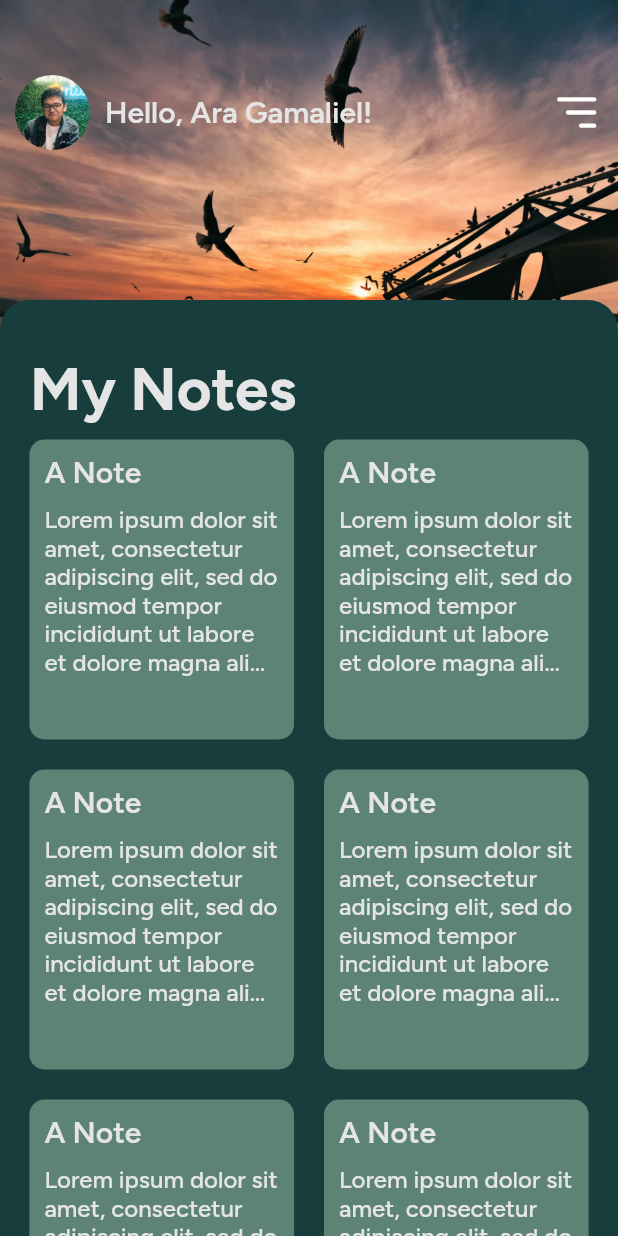
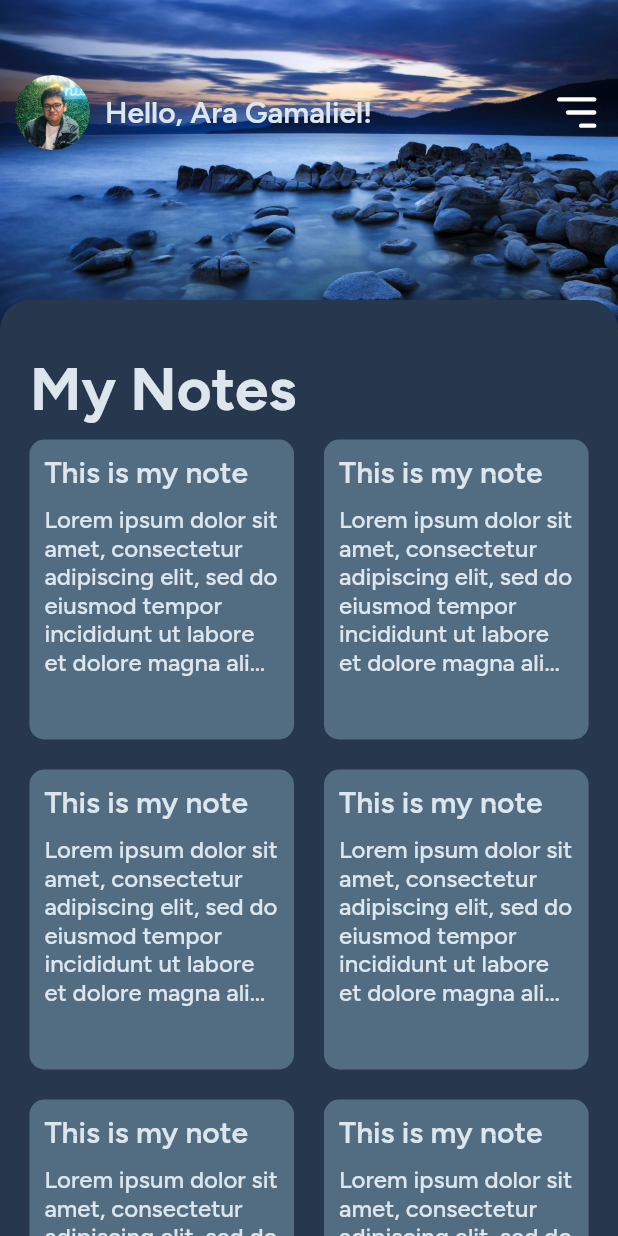
Before and after one commit to gamalielara/decipher, a Flutter app: the screen it shows after launch, after a tap on "Login with Google", on a phone screen of 412 x 824 dp. Run offline on Flutter 3.47's test engine with Material 3 defaults, Android fonts, the phone set to English and light mode, and no system bars; our stand-ins replace flutter_svg; missing offline and left inert: flutter_quill.

Commit message:
change app color, upgrade deps, and add mock data

```diff
--- /dev/null
+++ b/lib/models/note.dart
@@ -0,0 +1,120 @@
+class Note {
+  final String id;
+  final String title;
+  final String body;
+  final int createdAt;
+  final int lastModified;
+  final bool hasPassword;
+  final String? password;
+
+  Note(
+      {required this.id,
+      required this.title,
+      required this.body,
+      required this.createdAt,
+      required this.lastModified,
+      required this.hasPassword,
+      this.password});
+}
+
+List<Note> sampleNotes = [
+  Note(
+    id: "1",
+    title: "This is my note",
+    body:
+        "Lorem ipsum dolor sit amet, consectetur adipiscing elit, sed do eiusmod tempor incididunt ut labore et dolore magna aliqua. Ut enim ad minim veniam, quis nostrud exercitation ullamco laboris nisi ut aliquip ex ea commodo consequat. Duis aute irure dolor in reprehenderit in voluptate velit esse cillum dolore eu fugiat nulla pariatur. Excepteur sint occaecat cupidatat non proident, sunt in culpa qui officia deserunt mollit anim id est laborum.",
+    createdAt: 1701508879076,
+    lastModified: 1701508879076,
+    hasPassword: false,
+  ),
+  Note(
+    id: "2",
+    title: "This is my note",
+    body:
+        "Lorem ipsum dolor sit amet, consectetur adipiscing elit, sed do eiusmod tempor incididunt ut labore et dolore magna aliqua. Ut enim ad minim veniam, quis nostrud exercitation ullamco laboris nisi ut aliquip ex ea commodo consequat. Duis aute irure dolor in reprehenderit in voluptate velit esse cillum dolore eu fugiat nulla pariatur. Excepteur sint occaecat cupidatat non proident, sunt in culpa qui officia deserunt mollit anim id est laborum.",
+    createdAt: 1701508879076,
+    lastModified: 1701508879076,
+    hasPassword: false,
+  ),
+  Note(
+    id: "3",
+    title: "This is my note",
+    body:
+        "Lorem ipsum dolor sit amet, consectetur adipiscing elit, sed do eiusmod tempor incididunt ut labore et dolore magna aliqua. Ut enim ad minim veniam, quis nostrud exercitation ullamco laboris nisi ut aliquip ex ea commodo consequat. Duis aute irure dolor in reprehenderit in voluptate velit esse cillum dolore eu fugiat nulla pariatur. Excepteur sint occaecat cupidatat non proident, sunt in culpa qui officia deserunt mollit anim id est laborum.",
+    createdAt: 1701508879076,
+    lastModified: 1701508879076,
+    hasPassword: false,
+  ),
+  Note(
+    id: "4",
+    title: "This is my note",
+    body:
+        "Lorem ipsum dolor sit amet, consectetur adipiscing elit, sed do eiusmod tempor incididunt ut labore et dolore magna aliqua. Ut enim ad minim veniam, quis nostrud exercitation ullamco laboris nisi ut aliquip ex ea commodo consequat. Duis aute irure dolor in reprehenderit in voluptate velit esse cillum dolore eu fugiat nulla pariatur. Excepteur sint occaecat cupidatat non proident, sunt in culpa qui officia deserunt mollit anim id est laborum.",
+    createdAt: 1701508879076,
+    lastModified: 1701508879076,
+    hasPassword: false,
+  ),
+  Note(
+    id: "5",
+    title: "This is my note",
+    body:
+        "Lorem ipsum dolor sit amet, consectetur adipiscing elit, sed do eiusmod tempor incididunt ut labore et dolore magna aliqua. Ut enim ad minim veniam, quis nostrud exercitation ullamco laboris nisi ut aliquip ex ea commodo consequat. Duis aute irure dolor in reprehenderit in voluptate velit esse cillum dolore eu fugiat nulla pariatur. Excepteur sint occaecat cupidatat non proident, sunt in culpa qui officia deserunt mollit anim id est laborum.",
+    createdAt: 1701508879076,
+    lastModified: 1701508879076,
+    hasPassword: false,
+  ),
+  Note(
+    id: "6",
+    title: "This is my note",
+    body:
+        "Lorem ipsum dolor sit amet, consectetur adipiscing elit, sed do eiusmod tempor incididunt ut labore et dolore magna aliqua. Ut enim ad minim veniam, quis nostrud exercitation ullamco laboris nisi ut aliquip ex ea commodo consequat. Duis aute irure dolor in reprehenderit in voluptate velit esse cillum dolore eu fugiat nulla pariatur. Excepteur sint occaecat cupidatat non proident, sunt in culpa qui officia deserunt mollit anim id est laborum.",
+    createdAt: 1701508879076,
+    lastModified: 1701508879076,
+    hasPassword: false,
+  ),
+  Note(
+    id: "7",
+    title: "This is my note",
+    body:
+        "Lorem ipsum dolor sit amet, consectetur adipiscing elit, sed do eiusmod tempor incididunt ut labore et dolore magna aliqua. Ut enim ad minim veniam, quis nostrud exercitation ullamco laboris nisi ut aliquip ex ea commodo consequat. Duis aute irure dolor in reprehenderit in voluptate velit esse cillum dolore eu fugiat nulla pariatur. Excepteur sint occaecat cupidatat non proident, sunt in culpa qui officia deserunt mollit anim id est laborum.",
+    createdAt: 1701508879076,
+    lastModified: 1701508879076,
+    hasPassword: false,
+  ),
+  Note(
+    id: "8",
+    title: "This is my note",
+    body:
+        "Lorem ipsum dolor sit amet, consectetur adipiscing elit, sed do eiusmod tempor incididunt ut labore et dolore magna aliqua. Ut enim ad minim veniam, quis nostrud exercitation ullamco laboris nisi ut aliquip ex ea commodo consequat. Duis aute irure dolor in reprehenderit in voluptate velit esse cillum dolore eu fugiat nulla pariatur. Excepteur sint occaecat cupidatat non proident, sunt in culpa qui officia deserunt mollit anim id est laborum.",
+    createdAt: 1701508879076,
+    lastModified: 1701508879076,
+    hasPassword: false,
+  ),
+  Note(
+    id: "9",
+    title: "This is my note",
+    body:
+        "Lorem ipsum dolor sit amet, consectetur adipiscing elit, sed do eiusmod tempor incididunt ut labore et dolore magna aliqua. Ut enim ad minim veniam, quis nostrud exercitation ullamco laboris nisi ut aliquip ex ea commodo consequat. Duis aute irure dolor in reprehenderit in voluptate velit esse cillum dolore eu fugiat nulla pariatur. Excepteur sint occaecat cupidatat non proident, sunt in culpa qui officia deserunt mollit anim id est laborum.",
+    createdAt: 1701508879076,
+    lastModified: 1701508879076,
+    hasPassword: false,
+  ),
+  Note(
+    id: "10",
+    title: "This is my note",
+    body:
+        "Lorem ipsum dolor sit amet, consectetur adipiscing elit, sed do eiusmod tempor incididunt ut labore et dolore magna aliqua. Ut enim ad minim veniam, quis nostrud exercitation ullamco laboris nisi ut aliquip ex ea commodo consequat. Duis aute irure dolor in reprehenderit in voluptate velit esse cillum dolore eu fugiat nulla pariatur. Excepteur sint occaecat cupidatat non proident, sunt in culpa qui officia deserunt mollit anim id est laborum.",
+    createdAt: 1701508879076,
+    lastModified: 1701508879076,
+    hasPassword: false,
+  ),
+  Note(
+    id: "11",
+    title: "This is my note",
+    body:
+        "Lorem ipsum dolor sit amet, consectetur adipiscing elit, sed do eiusmod tempor incididunt ut labore et dolore magna aliqua. Ut enim ad minim veniam, quis nostrud exercitation ullamco laboris nisi ut aliquip ex ea commodo consequat. Duis aute irure dolor in reprehenderit in voluptate velit esse cillum dolore eu fugiat nulla pariatur. Excepteur sint occaecat cupidatat non proident, sunt in culpa qui officia deserunt mollit anim id est laborum.",
+    createdAt: 1701508879076,
+    lastModified: 1701508879076,
+    hasPassword: false,
+  ),
+];
--- a/lib/screens/home/widgets/body.dart
+++ b/lib/screens/home/widgets/body.dart
@@ -1,3 +1,4 @@
+import 'package:decipher/models/note.dart';
 import 'package:decipher/screens/home/widgets/note_box.dart';
 import 'package:decipher/theme/colors.dart';
 import 'package:decipher/theme/text.dart';
@@ -15,8 +16,8 @@ class Body extends StatelessWidget {
           padding: const EdgeInsets.symmetric(horizontal: 10, vertical: 10),
           decoration: BoxDecoration(
             borderRadius: const BorderRadius.only(
-              topLeft:  Radius.circular(20),
-              topRight:  Radius.circular(20),
+              topLeft: Radius.circular(20),
+              topRight: Radius.circular(20),
             ),
             color: AppThemeColor.dark,
           ),
@@ -42,9 +43,11 @@ class Body extends StatelessWidget {
                   runSpacing: 20,
                   alignment: WrapAlignment.center,
                   children: List.generate(
-                    10,
-                    (index) => Column(
-                      children: [NoteBox(color: AppThemeColor.primary)],
+                    sampleNotes.length,
+                    (index) => NoteBox(
+                      color: AppThemeColor.primary,
+                      title: sampleNotes[index].title,
+                      body: sampleNotes[index].body,
                     ),
                   ),
                   // children: [],
--- a/lib/screens/home/widgets/note_box.dart
+++ b/lib/screens/home/widgets/note_box.dart
@@ -4,8 +4,14 @@ import 'package:flutter/cupertino.dart';
 
 class NoteBox extends StatelessWidget {
   final Color color;
+  final String title;
+  final String body;
 
-  const NoteBox({super.key, required this.color});
+  const NoteBox(
+      {super.key,
+      required this.color,
+      required this.title,
+      required this.body});
 
   @override
   Widget build(BuildContext context) {
@@ -16,7 +22,7 @@ class NoteBox extends StatelessWidget {
         const double noteBoxHeight = 200;
 
         return GestureDetector(
-          onTap: (){
+          onTap: () {
             Navigator.pushNamed(context, NoteScreen.id);
           },
           child: Container(
@@ -29,14 +35,14 @@ class NoteBox extends StatelessWidget {
               crossAxisAlignment: CrossAxisAlignment.start,
               children: [
                 Text(
-                  "A Note",
+                  this.title,
                   style: semiBoldText.copyWith(fontSize: 20),
                   overflow: TextOverflow.ellipsis,
                   maxLines: 2,
                 ),
                 const SizedBox(height: 10),
                 Text(
-                  "Lorem ipsum dolor sit amet, consectetur adipiscing elit, sed do eiusmod tempor incididunt ut labore et dolore magna aliqua. Ut enim ad minim veniam, quis nostrud exercitation ullamco laboris nisi ut aliquip ex ea commodo consequat. Duis aute irure dolor in reprehenderit in voluptate velit esse cillum dolore eu fugiat nulla pariatur. Excepteur sint occaecat cupidatat non proident, sunt in culpa qui officia deserunt mollit anim id est laborum.",
+                  this.body,
                   style: regularText.copyWith(fontSize: 16),
                   overflow: TextOverflow.ellipsis,
                   maxLines: 6,
--- a/lib/screens/note/main.dart
+++ b/lib/screens/note/main.dart
@@ -3,6 +3,7 @@ import 'package:decipher/screens/note/noteBodyHeader.dart';
 import 'package:decipher/theme/colors.dart';
 import 'package:decipher/theme/text.dart';
 import 'package:flutter/cupertino.dart';
+import 'package:flutter/material.dart';
 import 'package:flutter_svg/flutter_svg.dart';
 
 class NoteScreen extends StatelessWidget {
@@ -14,7 +15,9 @@ class NoteScreen extends StatelessWidget {
   Widget build(BuildContext context) {
     return Container(
       color: AppThemeColor.primary,
-      child: SafeArea(
+      child: Scaffold(
+        backgroundColor: AppThemeColor.bgColor,
+        body: SafeArea(
           child: Container(
             margin: const EdgeInsets.only(top: 25),
             child: Padding(
@@ -28,6 +31,7 @@ class NoteScreen extends StatelessWidget {
             ),
           ),
         ),
+      ),
     );
   }
 }
--- a/lib/screens/note/noteBodyHeader.dart
+++ b/lib/screens/note/noteBodyHeader.dart
@@ -2,6 +2,7 @@ import 'package:decipher/theme/colors.dart';
 import 'package:decipher/theme/text.dart';
 import 'package:flutter/cupertino.dart';
 import 'package:flutter/material.dart';
+import 'package:flutter/services.dart';
 import 'package:flutter_svg/flutter_svg.dart';
 
 class NoteBodyHeader extends StatelessWidget {
@@ -23,8 +24,7 @@ class NoteBodyHeader extends StatelessWidget {
                 height: 40,
                 padding: const EdgeInsets.all(3),
                 decoration: BoxDecoration(
-                  borderRadius:
-                  const BorderRadius.all(Radius.circular(10)),
+                  borderRadius: const BorderRadius.all(Radius.circular(10)),
                   color: AppThemeColor.light,
                 ),
                 child: SvgPicture.asset(
@@ -43,8 +43,7 @@ class NoteBodyHeader extends StatelessWidget {
                     height: 40,
                     padding: const EdgeInsets.all(7),
                     decoration: BoxDecoration(
-                      borderRadius:
-                      const BorderRadius.all(Radius.circular(10)),
+                      borderRadius: const BorderRadius.all(Radius.circular(10)),
                       color: AppThemeColor.light,
                     ),
                     child: SvgPicture.asset(
@@ -60,8 +59,7 @@ class NoteBodyHeader extends StatelessWidget {
                     height: 40,
                     padding: const EdgeInsets.all(5),
                     decoration: BoxDecoration(
-                      borderRadius:
-                      const BorderRadius.all(Radius.circular(10)),
+                      borderRadius: const BorderRadius.all(Radius.circular(10)),
                       color: AppThemeColor.light,
                     ),
                     child: SvgPicture.asset(
@@ -76,12 +74,17 @@ class NoteBodyHeader extends StatelessWidget {
         ),
         Container(
           width: double.infinity,
-          margin: const EdgeInsets.only(top:10),
-          child: Text(
-            "Note Title",
-            style: boldText.copyWith(
-                fontSize: 35, color: AppThemeColor.textWhite),
+          margin: const EdgeInsets.only(top: 10),
+          child: TextField(
+            style:
+                boldText.copyWith(fontSize: 35, color: AppThemeColor.textWhite),
             textAlign: TextAlign.left,
+            decoration: InputDecoration(
+              border: InputBorder.none,
+              hintText: "Note Title",
+              hintStyle: boldText.copyWith(
+                  fontSize: 35, color: AppThemeColor.textWhite),
+            ),
           ),
         )
       ],
--- a/lib/screens/note/noteQuill.dart
+++ b/lib/screens/note/noteQuill.dart
@@ -12,17 +12,17 @@ class NoteQuill extends StatefulWidget {
 
 class _NoteQuillState extends State<NoteQuill> {
   final QuillController _controller = QuillController.basic();
-  Delta noteValue = Delta.fromJson([]);
+  List<dynamic> noteValue = [];
+
+  @override
+  void initState() {
+    _controller.addListener(() {
+      noteValue = _controller.document.toDelta().toJson();
+    });
+  }
 
   @override
   Widget build(BuildContext context) {
-    _controller.addListener(() {
-      print("EDITOR VALUE TO JSON ${_controller.document.toDelta().toJson()}");
-      // setState(() {
-      //   noteValue =
-      //   // print("EDITOR VALUE: ${noteValue}");
-      // });
-    });
     return QuillProvider(
       configurations: QuillConfigurations(
         controller: _controller,
@@ -35,6 +35,9 @@ class _NoteQuillState extends State<NoteQuill> {
           child: Column(
             children: [
               NoteQuillToolbar(controller: _controller),
+              const SizedBox(
+                height: 20,
+              ),
               Flexible(
                 child: QuillEditor.basic(
                   configurations: QuillEditorConfigurations(
--- a/lib/screens/note/noteQuillToolbar.dart
+++ b/lib/screens/note/noteQuillToolbar.dart
@@ -15,7 +15,7 @@ class NoteQuillToolbar extends StatelessWidget {
         configurations: QuillBaseToolbarConfigurations(
             toolbarSize: 25 * 2,
             multiRowsDisplay: false,
-            color: AppThemeColor.primary,
+            color: AppThemeColor.bgColor,
             toolbarIconAlignment: WrapAlignment.spaceAround,
             childrenBuilder: (context) {
               final controller = this.controller;
--- a/lib/theme/colors.dart
+++ b/lib/theme/colors.dart
@@ -1,9 +1,9 @@
 import 'dart:ui';
 
 class AppThemeColor {
-  static final Color bgColor = Color(0xFF0F1213);
-  static final Color primary = Color(0xFF5C8374);
-  static final Color dark = Color(0xFF183D3D);
-  static final Color light = Color(0xFF93B1A6);
-  static final Color textWhite = Color(0xFFE5E5E5);
+  static final Color bgColor = Color(0xFF314562);
+  static final Color primary = Color(0xFF526D82);
+  static final Color dark = Color(0xFF27374D);
+  static final Color light = Color(0xFF9DB2BF);
+  static final Color textWhite = Color(0xFFDDE6ED);
 }
--- a/pubspec.yaml
+++ b/pubspec.yaml
@@ -6,7 +6,7 @@ publish_to: 'none' # Remove this line if you wish to publish to pub.dev
 version: 1.0.0+1
 
 environment:
-  sdk: '>=3.1.2 <4.0.0'
+  sdk: '>=3.1.6 <4.0.0'
 
 dependencies:
   flutter:
@@ -16,8 +16,7 @@ dependencies:
 
   flutter_svg: ^2.0.7
 
-  flutter_quill:
-    git: https://github.com/singerdmx/flutter-quill.git
+  flutter_quill: ^8.6.0
 
 dev_dependencies:
   flutter_test:
```
Also changed, not shown: assets/images/header.jpg, pubspec.lock. Lines whose indentation alone changed are shown as unchanged.
